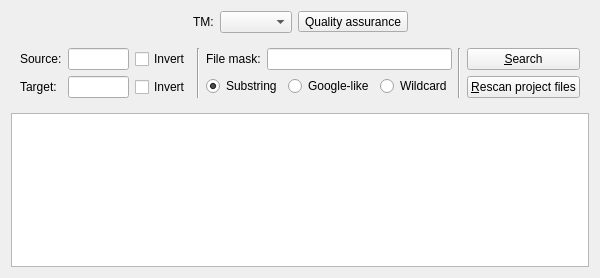
First picture: the form in src/tm/queryoptions.ui, repository KDE/lokalize, before the edit.
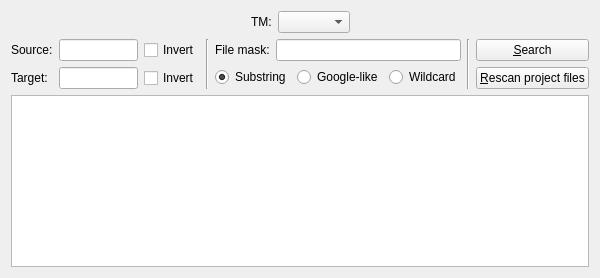
Second picture: the form after the edit. Custom widgets are drawn as their Qt base class.

Commit message: add basic ui for quality assurance. no editing is possible yet

```diff
--- a/src/tm/queryoptions.ui
+++ b/src/tm/queryoptions.ui
@@ -36,16 +36,6 @@
      <item>
       <widget class="QComboBox" name="dbName"/>
      </item>
-     <item>
-      <widget class="QToolButton" name="qa">
-       <property name="text">
-        <string>Quality assurance</string>
-       </property>
-       <property name="checkable">
-        <bool>true</bool>
-       </property>
-      </widget>
-     </item>
      <item>
       <spacer name="horizontalSpacer">
        <property name="orientation">
@@ -62,7 +52,6 @@
     </layout>
    </item>
    <item>
-    <widget class="QWidget" name="queryWidget">
     <layout class="QHBoxLayout" name="queryLayout">
      <property name="sizeConstraint">
       <enum>QLayout::SetMinimumSize</enum>
@@ -238,7 +227,6 @@
       </layout>
      </item>
     </layout>
-    </widget>
    </item>
    <item>
     <widget class="QTreeView" name="treeView">
```
The commit also changes 9 other files.
